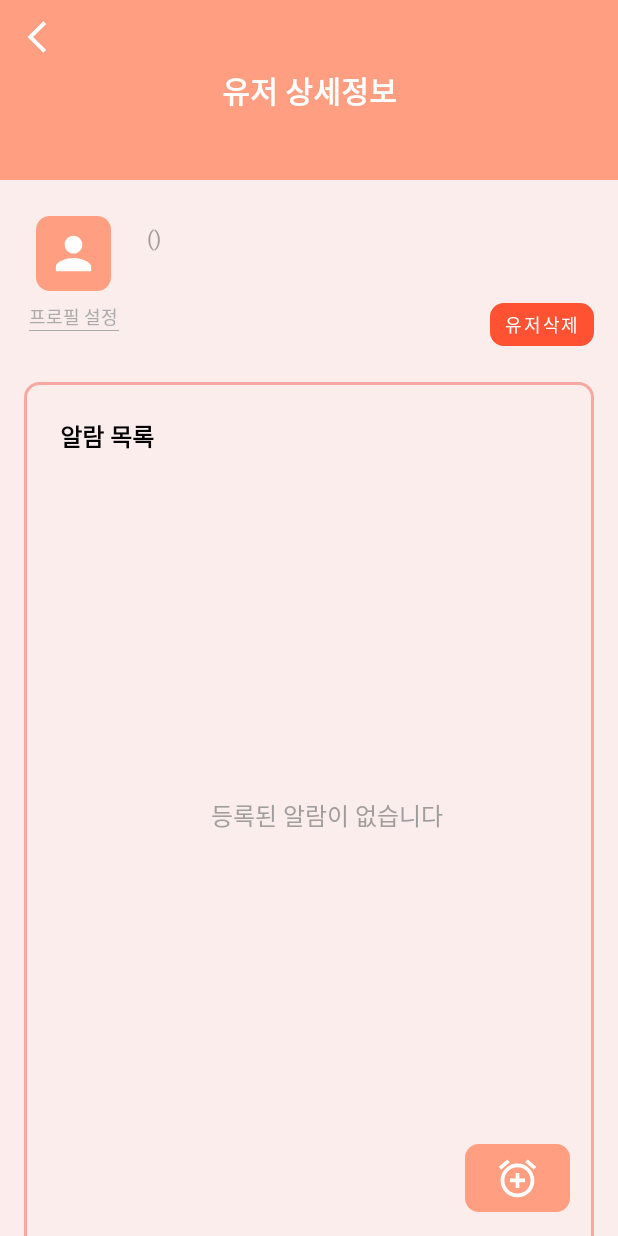
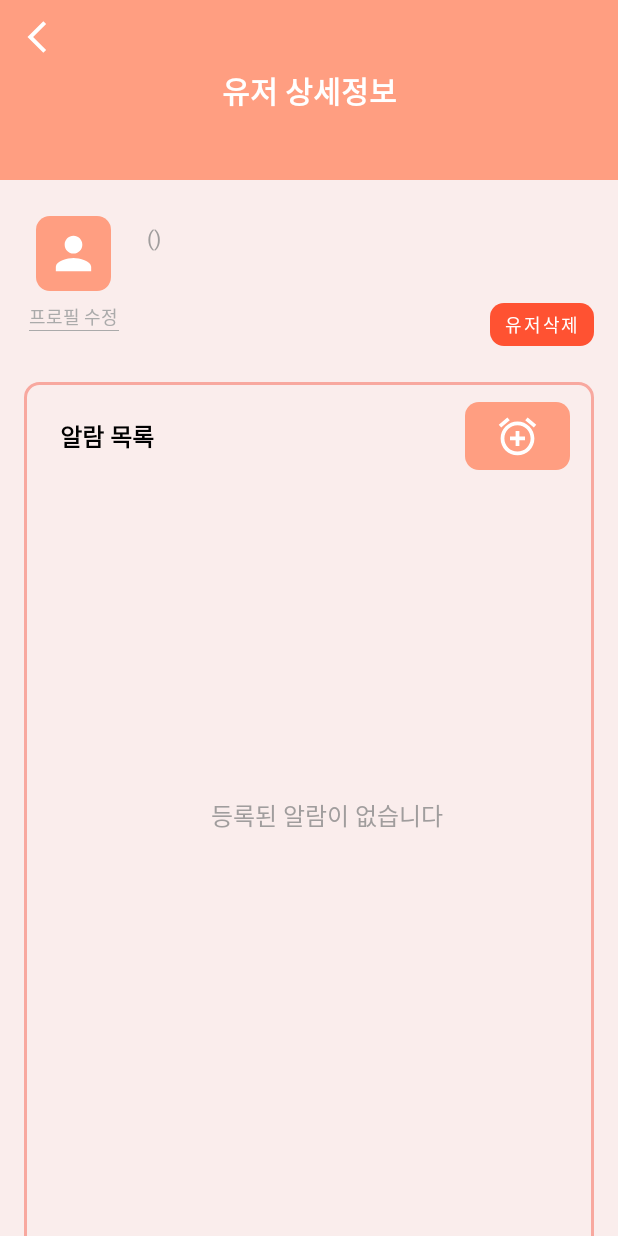
Before and after one commit to J-comet/Medicine, an Android app: the UserDetailActivity screen opened directly, with no data from a screen before it, on a phone screen of 412 x 824 dp. Run offline under Robolectric (Android 15) with nearby library versions, the phone set to English and light mode, and no system bars; 1 statement that could not run was skipped.

Commit message:
xml 수정

```diff
--- a/app/src/main/res/layout/activity_user_detail.xml
+++ b/app/src/main/res/layout/activity_user_detail.xml
@@ -135,7 +135,7 @@
         android:layout_width="wrap_content"
         android:layout_height="wrap_content"
         android:layout_marginTop="8dp"
-        android:text="프로필 설정"
+        android:text="프로필 수정"
         android:textColor="@android:color/darker_gray"
         android:textSize="12dp"
         app:layout_constraintEnd_toEndOf="@+id/cl_img"
@@ -213,6 +213,7 @@
             android:layout_marginStart="16dp"
             android:layout_marginTop="8dp"
             android:layout_marginEnd="16dp"
+            android:layout_marginBottom="8dp"
             android:visibility="gone"
             app:layout_constraintBottom_toBottomOf="parent"
             app:layout_constraintEnd_toEndOf="parent"
@@ -224,10 +225,10 @@
             android:layout_width="70dp"
             android:layout_height="45dp"
             android:layout_marginEnd="16dp"
-            android:layout_marginBottom="16dp"
             android:background="@drawable/bg_round_color_main_red"
-            app:layout_constraintBottom_toBottomOf="parent"
-            app:layout_constraintEnd_toEndOf="parent">
+            app:layout_constraintBottom_toBottomOf="@+id/textView15"
+            app:layout_constraintEnd_toEndOf="parent"
+            app:layout_constraintTop_toTopOf="@+id/textView15">
 
             <ImageView
                 android:layout_width="30dp"
```
